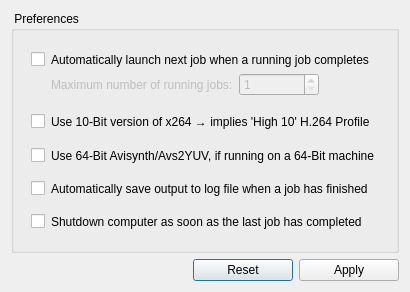
Qt form gui/win_preferences.ui (lordmulder/Simple-x264-Launcher) before a commit.
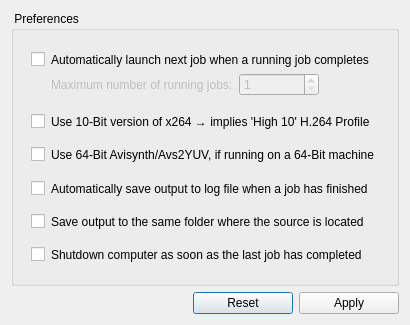
The same form after that commit. Icons and pictures are not drawn.

Commit message: Added an option to save the output file to the same folder where the source is located. Also improved Avisynth detection in case of exception error.

```diff
--- a/gui/win_preferences.ui
+++ b/gui/win_preferences.ui
@@ -10,7 +10,7 @@
     <x>0</x>
     <y>0</y>
     <width>379</width>
-    <height>292</height>
+    <height>325</height>
    </rect>
   </property>
   <property name="windowTitle">
@@ -47,7 +47,7 @@
           </property>
          </widget>
         </item>
-        <item row="1" column="0" rowspan="10">
+        <item row="1" column="0" rowspan="12">
          <spacer name="horizontalSpacer_2">
           <property name="orientation">
            <enum>Qt::Horizontal</enum>
@@ -63,7 +63,7 @@
           </property>
          </spacer>
         </item>
-        <item row="1" column="6" rowspan="10">
+        <item row="1" column="6" rowspan="12">
          <spacer name="horizontalSpacer_3">
           <property name="orientation">
            <enum>Qt::Horizontal</enum>
@@ -155,14 +155,14 @@
           </property>
          </spacer>
         </item>
-        <item row="10" column="1">
+        <item row="12" column="1">
          <widget class="QCheckBox" name="checkShutdownComputer">
           <property name="text">
            <string notr="true"/>
           </property>
          </widget>
         </item>
-        <item row="10" column="2" colspan="4">
+        <item row="12" column="2" colspan="4">
          <widget class="QLabel" name="labelShutdownComputer">
           <property name="text">
            <string>Shutdown computer as soon as the last job has completed</string>
@@ -185,7 +185,7 @@
           </property>
          </spacer>
         </item>
-        <item row="11" column="1" colspan="5">
+        <item row="13" column="1" colspan="5">
          <spacer name="verticalSpacer_3">
           <property name="orientation">
            <enum>Qt::Vertical</enum>
@@ -288,6 +288,36 @@
           </property>
          </spacer>
         </item>
+        <item row="10" column="2" colspan="4">
+         <widget class="QLabel" name="labelSaveToSourceFolder">
+          <property name="text">
+           <string>Save output to the same folder where the source is located</string>
+          </property>
+         </widget>
+        </item>
+        <item row="11" column="1" colspan="5">
+         <spacer name="verticalSpacer_7">
+          <property name="orientation">
+           <enum>Qt::Vertical</enum>
+          </property>
+          <property name="sizeType">
+           <enum>QSizePolicy::Fixed</enum>
+          </property>
+          <property name="sizeHint" stdset="0">
+           <size>
+            <width>20</width>
+            <height>8</height>
+           </size>
+          </property>
+         </spacer>
+        </item>
+        <item row="10" column="1">
+         <widget class="QCheckBox" name="checkSaveToSourceFolder">
+          <property name="text">
+           <string/>
+          </property>
+         </widget>
+        </item>
        </layout>
       </item>
      </layout>
```
The commit also changes 7 other files.
